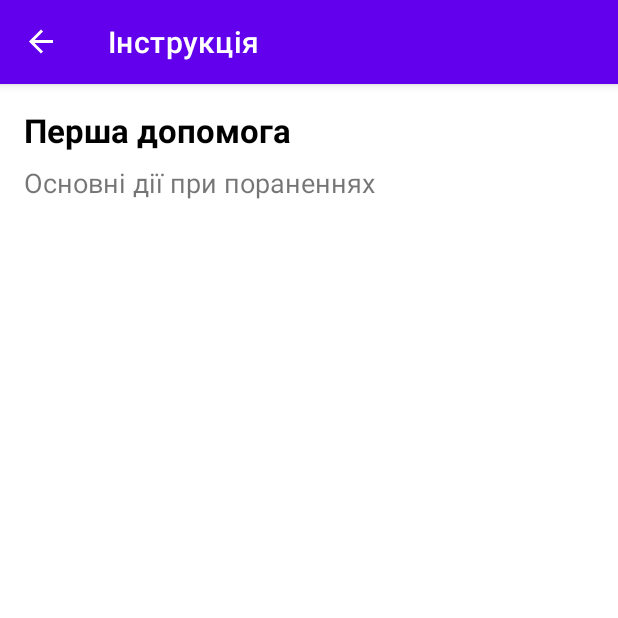
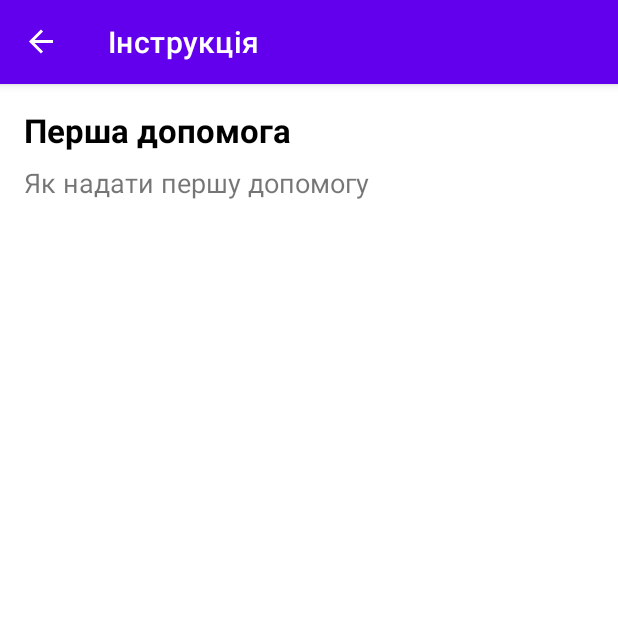
Before and after one commit to AndroStav/NAU_Safe, an Android app: the screen it shows after launch (MainActivity), after a tap on "Перша допомога", on a phone screen of 412 x 824 dp, the top half of it. Run offline under Robolectric (Android 15) with nearby library versions, the phone set to English and light mode, and no system bars; our stand-ins replace Room's generated code, navigation-ui.

Commit message:
Підключив бд для інструкцій

```diff
--- /dev/null
+++ b/app/src/main/java/ua/androstav/nausafe/data/Instruction.kt
@@ -0,0 +1,11 @@
+package ua.androstav.nausafe.data
+
+import androidx.room.Entity
+import androidx.room.PrimaryKey
+
+@Entity(tableName = "instructions")
+data class Instruction(
+    @PrimaryKey(autoGenerate = true) val id: Int = 0,
+    val title: String,
+    val content: String
+)
--- /dev/null
+++ b/app/src/main/java/ua/androstav/nausafe/data/InstructionDao.kt
@@ -0,0 +1,19 @@
+package ua.androstav.nausafe.data
+
+import androidx.lifecycle.LiveData
+import androidx.room.Dao
+import androidx.room.Insert
+import androidx.room.OnConflictStrategy
+import androidx.room.Query
+
+@Dao
+interface InstructionDao {
+    @Query("SELECT * FROM instructions")
+    fun getAll(): LiveData<List<Instruction>>
+
+    @Query("SELECT * FROM instructions")
+    suspend fun getAllOnce(): List<Instruction>
+
+    @Insert(onConflict = OnConflictStrategy.REPLACE)
+    suspend fun insertAll(instructions: List<Instruction>)
+}
--- /dev/null
+++ b/app/src/main/java/ua/androstav/nausafe/data/InstructionDatabase.kt
@@ -0,0 +1,30 @@
+package ua.androstav.nausafe.data
+
+import android.content.Context
+import androidx.room.Database
+import androidx.room.Room
+import androidx.room.RoomDatabase
+
+@Database(entities = [Instruction::class], version = 2, exportSchema = false)
+abstract class InstructionDatabase : RoomDatabase() {
+    abstract fun instructionDao(): InstructionDao
+
+    companion object {
+        @Volatile
+        private var INSTANCE: InstructionDatabase? = null
+
+        fun getDatabase(context: Context): InstructionDatabase {
+            return INSTANCE ?: synchronized(this) {
+                val instance = Room.databaseBuilder(
+                    context.applicationContext,
+                    InstructionDatabase::class.java,
+                    "instruction_database"
+                )
+                    .fallbackToDestructiveMigration()
+                    .build()
+                INSTANCE = instance
+                instance
+            }
+        }
+    }
+}
--- /dev/null
+++ b/app/src/main/java/ua/androstav/nausafe/data/InstructionRepository.kt
@@ -0,0 +1,16 @@
+package ua.androstav.nausafe.data
+
+import androidx.lifecycle.LiveData
+
+class InstructionRepository(private val dao: InstructionDao) {
+
+    val allInstructions: LiveData<List<Instruction>> = dao.getAll()
+
+    suspend fun insertAll(instructions: List<Instruction>) {
+        dao.insertAll(instructions)
+    }
+    suspend fun getAllOnce(): List<Instruction> {
+        return dao.getAllOnce()
+    }
+
+}
--- a/app/src/main/java/ua/androstav/nausafe/ui/home/HomeFragment.kt
+++ b/app/src/main/java/ua/androstav/nausafe/ui/home/HomeFragment.kt
@@ -5,11 +5,15 @@ import android.view.LayoutInflater
 import android.view.View
 import android.view.ViewGroup
 import androidx.fragment.app.Fragment
+import androidx.fragment.app.viewModels
 import androidx.recyclerview.widget.LinearLayoutManager
 import androidx.recyclerview.widget.RecyclerView
 import ua.androstav.nausafe.R
 
 class HomeFragment : Fragment() {
+
+    private val viewModel: InstructionViewModel by viewModels()
+    private lateinit var adapter: InstructionAdapter
 
     override fun onCreateView(
         inflater: LayoutInflater, container: ViewGroup?,
@@ -19,23 +23,14 @@ class HomeFragment : Fragment() {
         val recycler = view.findViewById<RecyclerView>(R.id.recyclerInstructions)
         recycler.layoutManager = LinearLayoutManager(requireContext())
 
-        val instructions = listOf(
-            Instruction("Пожежа", "Як діяти під час пожежі"),
-            Instruction("Повітряна тривога", "Правила поведінки під час тривоги"),
-            Instruction("Перша допомога", "Основні дії при пораненнях"),
-            Instruction("Перша допомога", "Основні дії при пораненнях"),
-            Instruction("Перша допомога", "Основні дії при пораненнях"),
-            Instruction("Перша допомога", "Основні дії при пораненнях"),
-            Instruction("Перша допомога", "Основні дії при пораненнях"),
-            Instruction("Перша допомога", "Основні дії при пораненнях"),
-            Instruction("Перша допомога", "Основні дії при пораненнях"),
-            Instruction("Перша допомога", "Основні дії при пораненнях"),
-            Instruction("Перша допомога", "Основні дії при пораненнях"),
-            Instruction("Перша допомога10", "Основні дії при пораненнях")
-            // додаткові інструкції...
-        )
+        adapter = InstructionAdapter(emptyList())
+        recycler.adapter = adapter
 
-        recycler.adapter = InstructionAdapter(instructions)
+        // Підписка на LiveData з ViewModel
+        viewModel.allInstructions.observe(viewLifecycleOwner) { instructions ->
+        adapter.updateData(instructions)
+        }
+
         return view
     }
 }
--- a/app/src/main/java/ua/androstav/nausafe/ui/home/HomeViewModel.kt
+++ /dev/null
@@ -1,13 +0,0 @@
-package ua.androstav.nausafe.ui.home
-
-import androidx.lifecycle.LiveData
-import androidx.lifecycle.MutableLiveData
-import androidx.lifecycle.ViewModel
-
-class HomeViewModel : ViewModel() {
-
-    private val _text = MutableLiveData<String>().apply {
-        value = "This is home Fragment"
-    }
-    val text: LiveData<String> = _text
-}
--- a/app/src/main/java/ua/androstav/nausafe/ui/home/Instruction.kt
+++ /dev/null
@@ -1,3 +0,0 @@
-package ua.androstav.nausafe.ui.home
-
-data class Instruction(val title: String, val content: String)
--- a/app/src/main/java/ua/androstav/nausafe/ui/home/InstructionAdapter.kt
+++ b/app/src/main/java/ua/androstav/nausafe/ui/home/InstructionAdapter.kt
@@ -8,9 +8,11 @@ import android.widget.TextView
 import androidx.navigation.findNavController
 import androidx.recyclerview.widget.RecyclerView
 import ua.androstav.nausafe.R
+import ua.androstav.nausafe.data.Instruction
 
-class InstructionAdapter(private val instructions: List<Instruction>) :
-    RecyclerView.Adapter<InstructionAdapter.ViewHolder>() {
+class InstructionAdapter(
+    private var instructions: List<Instruction>
+) : RecyclerView.Adapter<InstructionAdapter.ViewHolder>() {
 
     class ViewHolder(view: View) : RecyclerView.ViewHolder(view) {
         val title: TextView = view.findViewById(R.id.textTitle)
@@ -24,13 +26,12 @@ class InstructionAdapter(private val instructions: List<Instruction>) :
 
     override fun onBindViewHolder(holder: ViewHolder, position: Int) {
         val instruction = instructions[position]
-
         holder.title.text = instruction.title
 
         holder.itemView.setOnClickListener {
             val bundle = Bundle().apply {
                 putString("title", instruction.title)
-                putString("content", instruction.content) // тут видно content
+                putString("content", instruction.content)
             }
             it.findNavController().navigate(
                 R.id.action_navigation_home_to_instructionDetailFragment,
@@ -40,4 +41,9 @@ class InstructionAdapter(private val instructions: List<Instruction>) :
     }
 
     override fun getItemCount() = instructions.size
+
+    fun updateData(newInstructions: List<Instruction>) {
+        instructions = newInstructions
+        notifyDataSetChanged()
+    }
 }
--- /dev/null
+++ b/app/src/main/java/ua/androstav/nausafe/ui/home/InstructionViewModel.kt
@@ -0,0 +1,35 @@
+package ua.androstav.nausafe.ui.home
+
+import android.app.Application
+import androidx.lifecycle.AndroidViewModel
+import androidx.lifecycle.LiveData
+import androidx.lifecycle.viewModelScope
+import kotlinx.coroutines.Dispatchers
+import kotlinx.coroutines.launch
+import ua.androstav.nausafe.data.Instruction
+import ua.androstav.nausafe.data.InstructionDatabase
+import ua.androstav.nausafe.data.InstructionRepository
+
+class InstructionViewModel(application: Application) : AndroidViewModel(application) {
+
+    private val repository: InstructionRepository
+    val allInstructions: LiveData<List<Instruction>>
+
+    init {
+        val dao = InstructionDatabase.getDatabase(application).instructionDao()
+        repository = InstructionRepository(dao)
+        allInstructions = repository.allInstructions
+
+        // Попереднє заповнення бази (лише при першому запуску)
+        viewModelScope.launch(Dispatchers.IO) {
+            if (repository.getAllOnce().isEmpty()) {
+                val defaultInstructions = listOf(
+                    Instruction(title = "Тривога", content = "Як діяти під час повітряної тривоги"),
+                    Instruction(title = "Пожежа", content = "Як поводитися у випадку пожежі"),
+                    Instruction(title = "Перша допомога", content = "Як надати першу допомогу")
+                )
+                repository.insertAll(defaultInstructions)
+            }
+        }
+    }
+}
```
